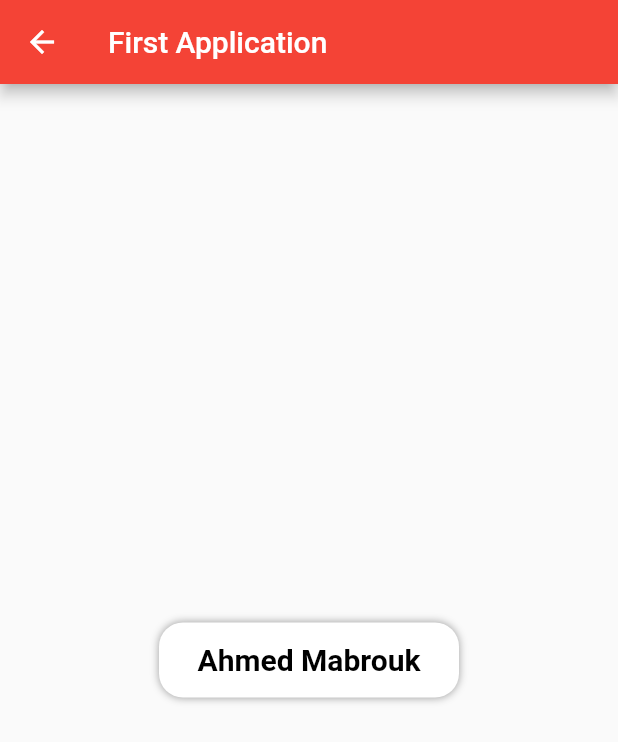
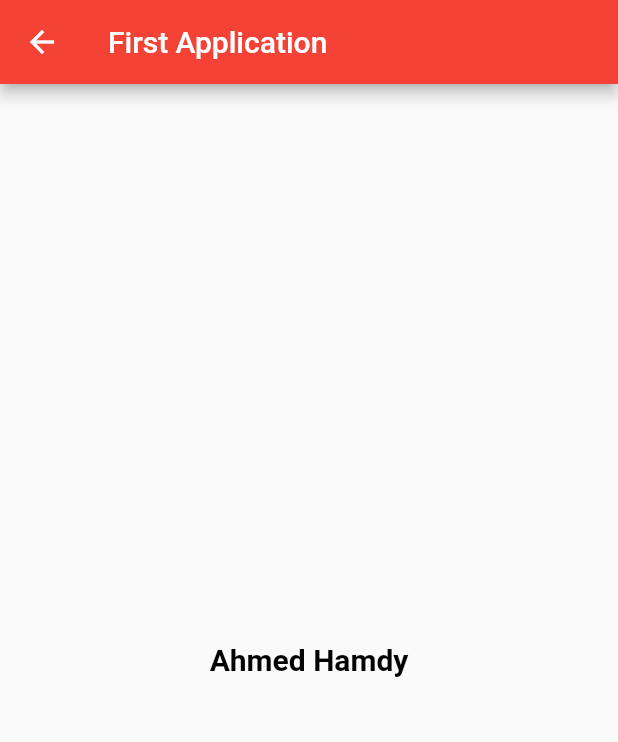
Before and after one commit to AhmedHamdy85/mobile_computing_assignment, a Flutter app: the FirstAssignment screen opened directly, on a phone screen of 412 x 824 dp. Shown: the top 742 px of the screen. Run offline on Flutter 3.47's test engine with Material 2 defaults, Android fonts, the phone set to English and light mode, and no system bars.

Commit message:
Assignment_1 Done

```diff
--- a/lib/assignment_1/page.dart
+++ b/lib/assignment_1/page.dart
@@ -13,22 +13,14 @@ class FirstAssignment extends StatelessWidget {
           style: TextStyle(),
         ),
       ),
-      body: Center(
-        child: Container(
-          width: 200,
-          height: 50,
-          decoration: BoxDecoration(
-              color: Colors.white,
-              borderRadius: BorderRadius.circular(16),
-              boxShadow: const [BoxShadow(color: Colors.grey, blurRadius: 4)]),
-          child: const Center(
-            child: Text(
-              'Ahmed Mabrouk',
-              style: TextStyle(
-                color: Colors.black,
-                fontSize: 20,
-                fontWeight: FontWeight.bold,
-              ),
+      body: const Center(
+        child: Center(
+          child: Text(
+            'Ahmed Hamdy',
+            style: TextStyle(
+              color: Colors.black,
+              fontSize: 20,
+              fontWeight: FontWeight.bold,
             ),
           ),
         ),
```
